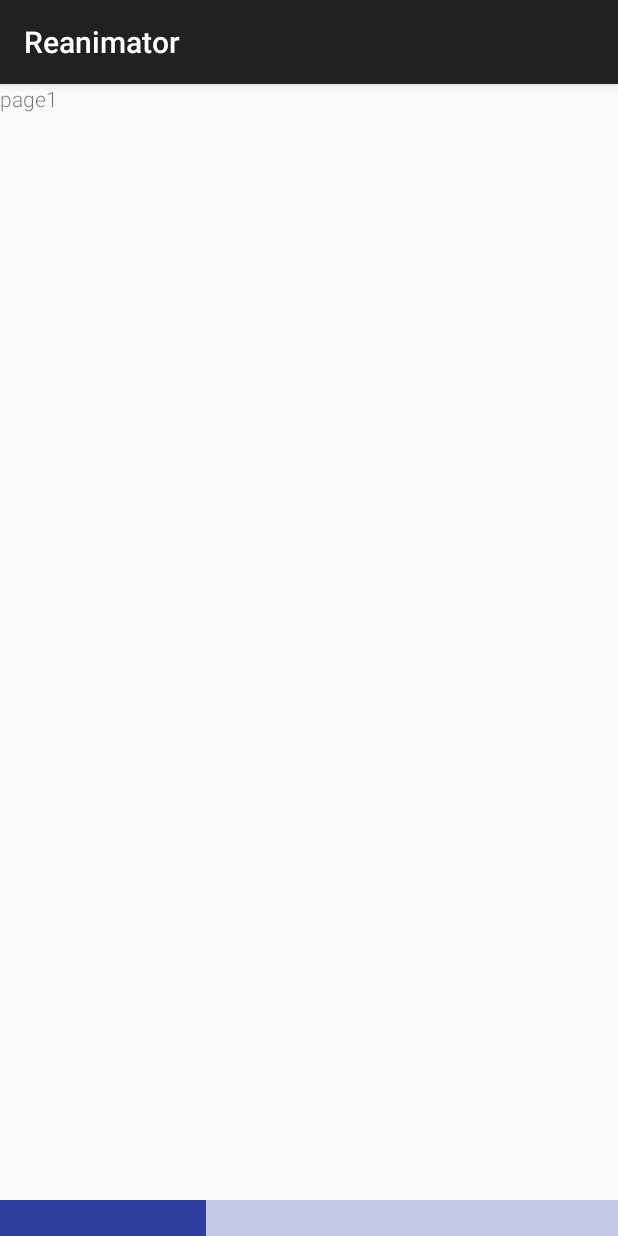
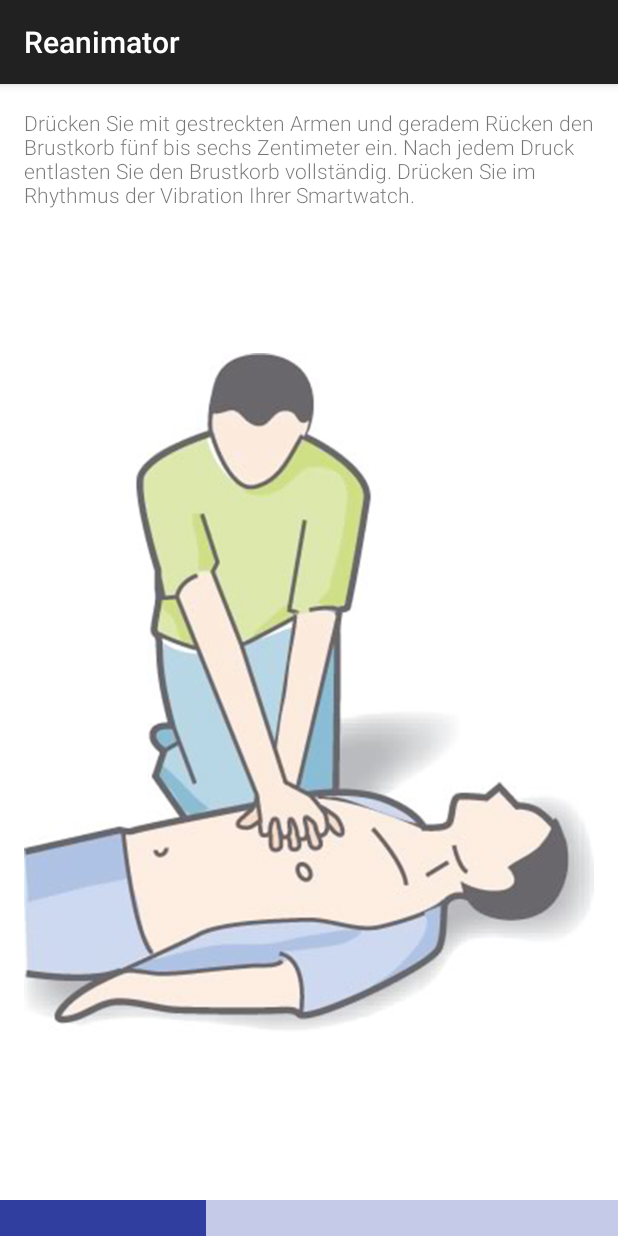
Before and after one commit to dennispriess/Reanimator, an Android app: the screen it shows after launch (IntroActivity), on a phone screen of 412 x 824 dp. Run offline under Robolectric (Android 15) with nearby library versions, the phone set to English and light mode, and no system bars.

Commit message:
Redesign intro

```diff
--- a/mobile/src/main/java/com/hackerton/reanimator/ui/intro/activities/IntroActivity.java
+++ b/mobile/src/main/java/com/hackerton/reanimator/ui/intro/activities/IntroActivity.java
@@ -5,25 +5,15 @@ import android.content.Intent;
 import android.os.Bundle;
 import android.support.v4.view.PagerAdapter;
 import android.support.v4.view.ViewPager;
-import android.view.View;
-import android.widget.Button;
 
-import com.hackerton.reanimator.AppConsts;
 import com.hackerton.reanimator.R;
 import com.hackerton.reanimator.ui.BaseActivity;
 import com.hackerton.reanimator.ui.intro.adapter.IntroAdapter;
-import com.hackerton.reanimator.ui.intro.fragments.IntroPageFragment;
-import com.hackerton.reanimator.ui.reanimation.activities.ReanimationActivity;
 
 /**
  * Created by traxdata on 05/03/15.
  */
 public class IntroActivity extends BaseActivity {
-
-    private static final int NUM_PAGES = 5;
-
-    private Button mNextButton;
-
     private ViewPager mPager;
 
     private PagerAdapter mPagerAdapter;
@@ -40,20 +30,6 @@ public class IntroActivity extends BaseActivity {
         mPager = (ViewPager) findViewById(R.id.pager);
         mPagerAdapter = new IntroAdapter(getSupportFragmentManager());
         mPager.setAdapter(mPagerAdapter);
-        mPager.setPageTransformer(true, new DepthPageTransformer());
-        mNextButton = (Button) findViewById(R.id.next);
-        mNextButton.setOnClickListener(new View.OnClickListener() {
-            @Override
-            public void onClick(View v) {
-                if (mPager.getCurrentItem() >= IntroPageFragment.PAGE_COUNT - 1) {
-                    mSharedPreferences.edit().putBoolean(AppConsts.PREFS.FIRSTLAUNCH, false).apply();
-                    startActivity(ReanimationActivity.getIntent(IntroActivity.this));
-                    finish();
-                } else {
-                    mPager.setCurrentItem(mPager.getCurrentItem() + 1, true); //getItem(-1) for previous
-                }
-            }
-        });
     }
 
     @Override
@@ -64,41 +40,4 @@ public class IntroActivity extends BaseActivity {
             mPager.setCurrentItem(mPager.getCurrentItem() - 1);
         }
     }
-
-    public class DepthPageTransformer implements ViewPager.PageTransformer {
-        private static final float MIN_SCALE = 0.75f;
-
-        public void transformPage(View view, float position) {
-            int pageWidth = view.getWidth();
-
-            if (position < -1) { // [-Infinity,-1)
-                // This page is way off-screen to the left.
-                view.setAlpha(0);
-
-            } else if (position <= 0) { // [-1,0]
-                // Use the default slide transition when moving to the left page
-                view.setAlpha(1);
-                view.setTranslationX(0);
-                view.setScaleX(1);
-                view.setScaleY(1);
-
-            } else if (position <= 1) { // (0,1]
-                // Fade the page out.
-                view.setAlpha(1 - position);
-
-                // Counteract the default slide transition
-                view.setTranslationX(pageWidth * -position);
-
-                // Scale the page down (between MIN_SCALE and 1)
-                float scaleFactor = MIN_SCALE
-                        + (1 - MIN_SCALE) * (1 - Math.abs(position));
-                view.setScaleX(scaleFactor);
-                view.setScaleY(scaleFactor);
-
-            } else { // (1,+Infinity]
-                // This page is way off-screen to the right.
-                view.setAlpha(0);
-            }
-        }
-    }
 }
--- a/mobile/src/main/java/com/hackerton/reanimator/ui/intro/adapter/IntroAdapter.java
+++ b/mobile/src/main/java/com/hackerton/reanimator/ui/intro/adapter/IntroAdapter.java
@@ -27,9 +27,6 @@ public class IntroAdapter extends FragmentPagerAdapter {
             case 1:
                 bundle.putInt(IntroPageFragment.EXTRA_PAGE, IntroPageFragment.PAGE_2);
                 break;
-            case 2:
-                bundle.putInt(IntroPageFragment.EXTRA_PAGE, IntroPageFragment.PAGE_3);
-                break;
         }
         fragment.setArguments(bundle);
         return fragment;
--- a/mobile/src/main/res/layout/fragment_into_01.xml
+++ b/mobile/src/main/res/layout/fragment_into_01.xml
@@ -1,15 +1,11 @@
 <?xml version="1.0" encoding="utf-8"?>
 <RelativeLayout xmlns:android="http://schemas.android.com/apk/res/android"
     android:layout_width="match_parent"
-    android:layout_height="match_parent">
-
-    <TextView
-        android:layout_width="wrap_content"
-        android:layout_height="wrap_content"
-        android:text="page1" />
-
+    android:layout_height="match_parent"
+    android:background="@color/white">
 
     <LinearLayout
+        android:id="@+id/indicator"
         android:layout_width="match_parent"
         android:layout_height="wrap_content"
         android:layout_alignParentBottom="true"
@@ -34,4 +30,29 @@
             android:layout_height="24dp" />
     </LinearLayout>
 
+
+    <LinearLayout
+        android:layout_width="match_parent"
+        android:layout_height="wrap_content"
+        android:layout_above="@id/indicator"
+        android:orientation="vertical"
+        android:layout_marginTop="@dimen/activity_vertical_margin"
+        android:layout_marginBottom="@dimen/activity_vertical_margin"
+        android:layout_marginLeft="@dimen/activity_horizontal_margin"
+        android:layout_marginRight="@dimen/activity_horizontal_margin">
+
+        <TextView
+            android:layout_width="match_parent"
+            android:layout_height="wrap_content"
+            android:text="@string/intro_herzudruckmassage" />
+
+        <ImageView
+            android:id="@+id/image"
+            android:layout_width="match_parent"
+            android:layout_height="wrap_content"
+            android:src="@drawable/img_herzdruckmassage" />
+
+
+    </LinearLayout>
+
 </RelativeLayout>
--- a/mobile/src/main/res/values/strings.xml
+++ b/mobile/src/main/res/values/strings.xml
@@ -3,6 +3,9 @@
 
     <string name="hello_world">Hello world!</string>
     <string name="action_settings">Settings</string>
+
+    <string name="intro_herzudruckmassage">Drücken Sie mit gestreckten Armen und geradem Rücken den Brustkorb fünf bis sechs Zentimeter ein. Nach jedem Druck entlasten Sie den Brustkorb vollständig. Drücken Sie im Rhythmus der Vibration Ihrer Smartwatch.</string>
+    <string name="intro_beatmung">Wenn der Screen Ihrer Uhr blau wird, atmen Sie normal ein und blasen Sie dann gleichmäßig für die Dauer der Vibration in Mund oder Nase.</string>
 
     <string name="title_intro">Intro</string>
     <string name="title_reanimation">Reanimation</string>
```
Also changed, not shown: mobile/src/main/res/layout/fragment_into_02.xml (+27 -7 lines), mobile/src/main/res/drawable/img_beatmung.png (added), mobile/src/main/res/drawable/img_herzdruckmassage.png (added).
